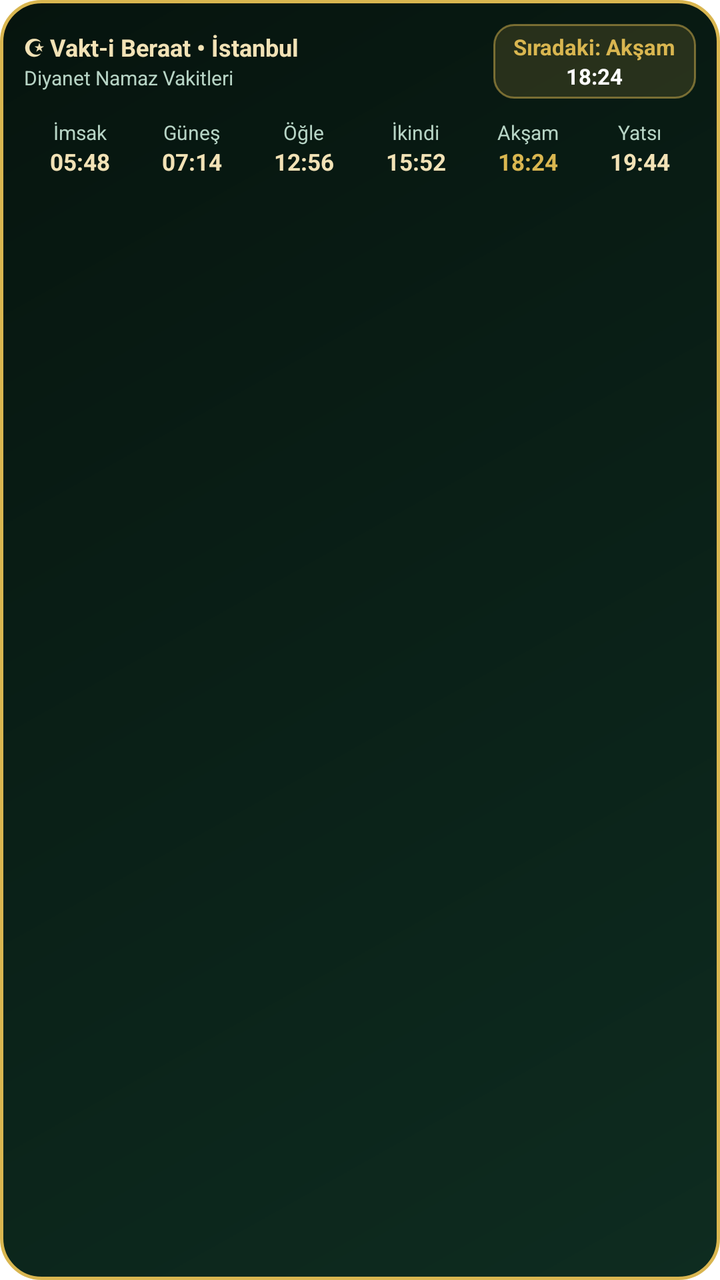
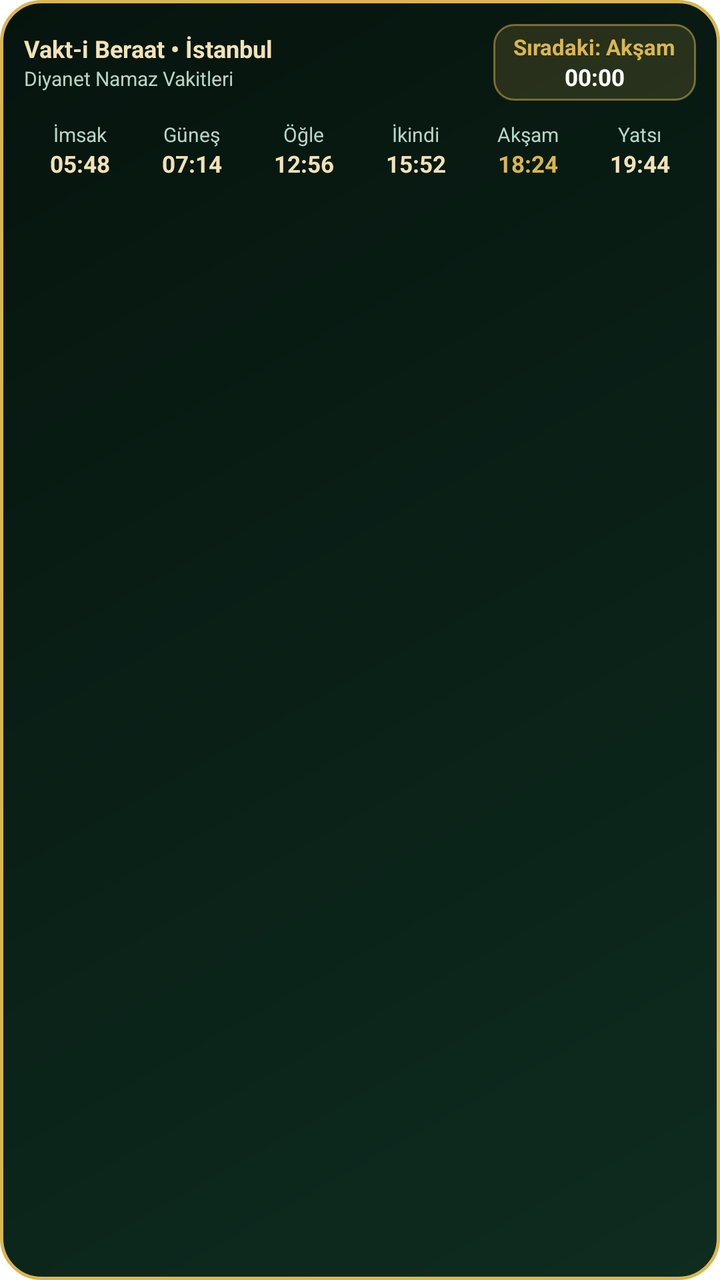

Before-and-after screenshots of an Android layout around one commit, followed by the original layout XML and the change that was made.
<!-- AndroidManifest.xml: fallback theme Theme.MaterialComponents.DayNight.NoActionBar -->
<!-- res/layout/vakti_huzur_namaz_widget.xml -->
<?xml version="1.0" encoding="utf-8"?>
<LinearLayout xmlns:android="http://schemas.android.com/apk/res/android"
    android:id="@+id/widget_namaz_root"
    android:layout_width="match_parent"
    android:layout_height="match_parent"
    android:background="@drawable/widget_bg_emerald_gold"
    android:orientation="vertical"
    android:padding="12dp">

    
    <LinearLayout
        android:layout_width="match_parent"
        android:layout_height="wrap_content"
        android:gravity="center_vertical"
        android:orientation="horizontal">

        <LinearLayout
            android:layout_width="0dp"
            android:layout_height="wrap_content"
            android:layout_weight="1"
            android:orientation="vertical">

            <TextView
                android:id="@+id/tv_widget_baslik"
                android:layout_width="wrap_content"
                android:layout_height="wrap_content"
                android:text="☪ Vakt-i Beraat • İstanbul"
                android:textColor="#F2E2B6"
                android:textSize="12sp"
                android:textStyle="bold" />

            <TextView
                android:id="@+id/tv_widget_hicri"
                android:layout_width="wrap_content"
                android:layout_height="wrap_content"
                android:text="Diyanet Namaz Vakitleri"
                android:textColor="#B7D4C5"
                android:textSize="10sp" />
        </LinearLayout>

        <LinearLayout
            android:layout_width="wrap_content"
            android:layout_height="wrap_content"
            android:background="@drawable/widget_badge_gold"
            android:gravity="center"
            android:orientation="vertical"
            android:paddingLeft="10dp"
            android:paddingTop="4dp"
            android:paddingRight="10dp"
            android:paddingBottom="4dp">

            <TextView
                android:id="@+id/tv_siradaki_vakit"
                android:layout_width="wrap_content"
                android:layout_height="wrap_content"
                android:text="Sıradaki: Akşam"
                android:textColor="#D9B650"
                android:textSize="11sp"
                android:textStyle="bold" />

            <TextView
                android:id="@+id/tv_kalan_sure"
                android:layout_width="wrap_content"
                android:layout_height="wrap_content"
                android:text="18:24"
                android:textColor="#FFFFFF"
                android:textSize="11sp"
                android:textStyle="bold" />
        </LinearLayout>
    </LinearLayout>

    
    <LinearLayout
        android:layout_width="match_parent"
        android:layout_height="wrap_content"
        android:layout_marginTop="10dp"
        android:gravity="center"
        android:orientation="horizontal"
        android:weightSum="6">

        <LinearLayout
            android:layout_width="0dp"
            android:layout_height="wrap_content"
            android:layout_weight="1"
            android:gravity="center"
            android:orientation="vertical">
            <TextView
                android:id="@+id/tv_etiket_imsak"
                android:layout_width="wrap_content"
                android:layout_height="wrap_content"
                android:text="İmsak"
                android:textColor="#B7D4C5"
                android:textSize="10sp" />
            <TextView
                android:id="@+id/tv_vakit_imsak"
                android:layout_width="wrap_content"
                android:layout_height="wrap_content"
                android:text="05:48"
                android:textColor="#F2E2B6"
                android:textSize="11.5sp"
                android:textStyle="bold" />
        </LinearLayout>

        <LinearLayout
            android:layout_width="0dp"
            android:layout_height="wrap_content"
            android:layout_weight="1"
            android:gravity="center"
            android:orientation="vertical">
            <TextView
                android:id="@+id/tv_etiket_gunes"
                android:layout_width="wrap_content"
                android:layout_height="wrap_content"
                android:text="Güneş"
                android:textColor="#B7D4C5"
                android:textSize="10sp" />
            <TextView
                android:id="@+id/tv_vakit_gunes"
                android:layout_width="wrap_content"
                android:layout_height="wrap_content"
                android:text="07:14"
                android:textColor="#F2E2B6"
                android:textSize="11.5sp"
                android:textStyle="bold" />
        </LinearLayout>

        <LinearLayout
            android:layout_width="0dp"
            android:layout_height="wrap_content"
            android:layout_weight="1"
            android:gravity="center"
            android:orientation="vertical">
            <TextView
                android:id="@+id/tv_etiket_ogle"
                android:layout_width="wrap_content"
                android:layout_height="wrap_content"
                android:text="Öğle"
                android:textColor="#B7D4C5"
                android:textSize="10sp" />
            <TextView
                android:id="@+id/tv_vakit_ogle"
                android:layout_width="wrap_content"
                android:layout_height="wrap_content"
                android:text="12:56"
                android:textColor="#F2E2B6"
                android:textSize="11.5sp"
                android:textStyle="bold" />
        </LinearLayout>

        <LinearLayout
            android:layout_width="0dp"
            android:layout_height="wrap_content"
            android:layout_weight="1"
            android:gravity="center"
            android:orientation="vertical">
            <TextView
                android:id="@+id/tv_etiket_ikindi"
                android:layout_width="wrap_content"
                android:layout_height="wrap_content"
                android:text="İkindi"
                android:textColor="#B7D4C5"
                android:textSize="10sp" />
            <TextView
                android:id="@+id/tv_vakit_ikindi"
                android:layout_width="wrap_content"
                android:layout_height="wrap_content"
                android:text="15:52"
                android:textColor="#F2E2B6"
                android:textSize="11.5sp"
                android:textStyle="bold" />
        </LinearLayout>

        <LinearLayout
            android:layout_width="0dp"
            android:layout_height="wrap_content"
            android:layout_weight="1"
            android:gravity="center"
            android:orientation="vertical">
            <TextView
                android:id="@+id/tv_etiket_aksam"
                android:layout_width="wrap_content"
                android:layout_height="wrap_content"
                android:text="Akşam"
                android:textColor="#B7D4C5"
                android:textSize="10sp" />
            <TextView
                android:id="@+id/tv_vakit_aksam"
                android:layout_width="wrap_content"
                android:layout_height="wrap_content"
                android:text="18:24"
                android:textColor="#D9B650"
                android:textSize="11.5sp"
                android:textStyle="bold" />
        </LinearLayout>

        <LinearLayout
            android:layout_width="0dp"
            android:layout_height="wrap_content"
            android:layout_weight="1"
            android:gravity="center"
            android:orientation="vertical">
            <TextView
                android:id="@+id/tv_etiket_yatsi"
                android:layout_width="wrap_content"
                android:layout_height="wrap_content"
                android:text="Yatsı"
                android:textColor="#B7D4C5"
                android:textSize="10sp" />
            <TextView
                android:id="@+id/tv_vakit_yatsi"
                android:layout_width="wrap_content"
                android:layout_height="wrap_content"
                android:text="19:44"
                android:textColor="#F2E2B6"
                android:textSize="11.5sp"
                android:textStyle="bold" />
        </LinearLayout>
    </LinearLayout>
</LinearLayout>
<!-- resources referenced by this layout -->
<resources>
  <!-- drawable widget_badge_gold (drawable) -->
  <?xml version="1.0" encoding="utf-8"?>
  <shape xmlns:android="http://schemas.android.com/apk/res/android"
      android:shape="rectangle">
      <solid android:color="#26D9B650" />
      <corners android:radius="10dp" />
      <stroke
          android:width="1dp"
          android:color="#80D9B650" />
  </shape>
  <!-- drawable widget_bg_emerald_gold (drawable) -->
  <?xml version="1.0" encoding="utf-8"?>
  <shape xmlns:android="http://schemas.android.com/apk/res/android"
      android:shape="rectangle">
      <gradient
          android:angle="135"
          android:startColor="#0E2C20"
          android:centerColor="#0A2017"
          android:endColor="#06140E"
          android:type="linear" />
      <corners android:radius="20dp" />
      <stroke
          android:width="1.5dp"
          android:color="#D9B650" />
  </shape>
</resources>

<!-- the commit's change to res/layout/vakti_huzur_namaz_widget.xml (unified diff, before → after) -->
@@ -24,7 +24,7 @@
                 android:id="@+id/tv_widget_baslik"
                 android:layout_width="wrap_content"
                 android:layout_height="wrap_content"
-                android:text="☪ Vakt-i Beraat • İstanbul"
+                android:text="Vakt-i Beraat • İstanbul"
                 android:textColor="#F2E2B6"
                 android:textSize="12sp"
                 android:textStyle="bold" />
@@ -58,13 +58,13 @@
                 android:textSize="11sp"
                 android:textStyle="bold" />
 
-            <TextView
+            <Chronometer
                 android:id="@+id/tv_kalan_sure"
                 android:layout_width="wrap_content"
                 android:layout_height="wrap_content"
-                android:text="18:24"
+                android:countDown="true"
                 android:textColor="#FFFFFF"
-                android:textSize="11sp"
+                android:textSize="11.5sp"
                 android:textStyle="bold" />
         </LinearLayout>
     </LinearLayout>
